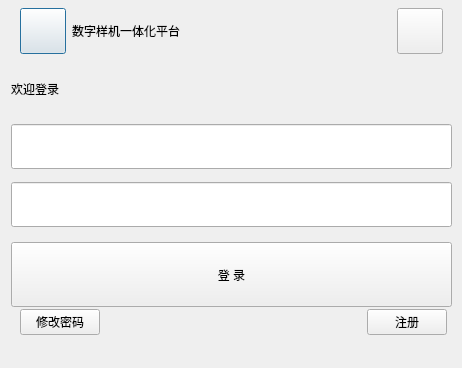
jiaqingguo/DI, file digitalIntegration/LoginDialog.ui: the form before one commit.
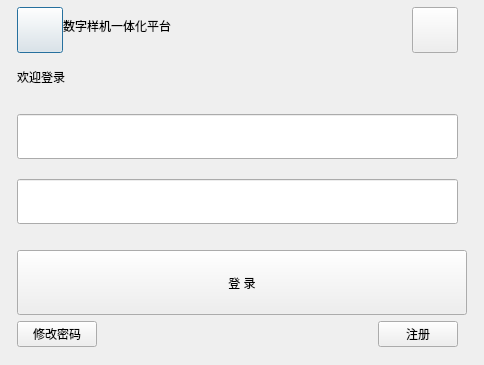
The form after the commit.

Commit message: 调整登录界面ui

Diff of the .ui file:
```diff
--- a/digitalIntegration/LoginDialog.ui
+++ b/digitalIntegration/LoginDialog.ui
@@ -6,8 +6,8 @@
    <rect>
     <x>0</x>
     <y>0</y>
-    <width>462</width>
-    <height>368</height>
+    <width>484</width>
+    <height>365</height>
    </rect>
   </property>
   <property name="minimumSize">
@@ -23,6 +23,9 @@
    <property name="topMargin">
     <number>0</number>
    </property>
+   <property name="bottomMargin">
+    <number>0</number>
+   </property>
    <item row="0" column="0">
     <widget class="QStackedWidget" name="stackedWidget">
      <property name="minimumSize">
@@ -46,26 +49,41 @@
         <number>0</number>
        </property>
        <property name="topMargin">
-        <number>5</number>
+        <number>0</number>
+       </property>
+       <property name="rightMargin">
+        <number>9</number>
+       </property>
+       <property name="bottomMargin">
+        <number>0</number>
        </property>
        <item row="0" column="0">
         <widget class="QWidget" name="widgetTitle" native="true">
          <property name="minimumSize">
           <size>
            <width>0</width>
-           <height>55</height>
+           <height>46</height>
           </size>
          </property>
          <property name="maximumSize">
           <size>
            <width>16777215</width>
-           <height>16777215</height>
+           <height>46</height>
           </size>
          </property>
          <layout class="QHBoxLayout" name="horizontalLayout_3">
+          <property name="spacing">
+           <number>0</number>
+          </property>
+          <property name="leftMargin">
+           <number>0</number>
+          </property>
           <property name="topMargin">
            <number>0</number>
           </property>
+          <property name="rightMargin">
+           <number>0</number>
+          </property>
           <item>
            <widget class="QPushButton" name="BtnIcon">
             <property name="minimumSize">
@@ -135,17 +153,23 @@
        </item>
        <item row="1" column="0">
         <layout class="QGridLayout" name="gridLayout_2">
+         <property name="leftMargin">
+          <number>0</number>
+         </property>
          <property name="topMargin">
-          <number>10</number>
+          <number>0</number>
+         </property>
+         <property name="rightMargin">
+          <number>0</number>
          </property>
          <property name="bottomMargin">
           <number>0</number>
          </property>
          <property name="horizontalSpacing">
-          <number>6</number>
+          <number>0</number>
          </property>
          <property name="verticalSpacing">
-          <number>25</number>
+          <number>20</number>
          </property>
          <item row="0" column="0">
           <widget class="QLabel" name="lblUser">
@@ -198,7 +222,7 @@
        <item row="2" column="0">
         <layout class="QVBoxLayout" name="verticalLayout_2">
          <property name="spacing">
-          <number>2</number>
+          <number>6</number>
          </property>
          <property name="leftMargin">
           <number>0</number>
@@ -209,11 +233,14 @@
          <property name="rightMargin">
           <number>0</number>
          </property>
+         <property name="bottomMargin">
+          <number>10</number>
+         </property>
          <item>
           <widget class="QPushButton" name="btnLogin">
            <property name="minimumSize">
             <size>
-             <width>440</width>
+             <width>450</width>
              <height>65</height>
             </size>
            </property>
@@ -228,13 +255,13 @@
             <number>6</number>
            </property>
            <property name="leftMargin">
-            <number>9</number>
+            <number>0</number>
            </property>
            <property name="rightMargin">
-            <number>5</number>
+            <number>0</number>
            </property>
            <property name="bottomMargin">
-            <number>9</number>
+            <number>0</number>
            </property>
            <item>
             <widget class="QPushButton" name="btnChangePassword">
```
The commit also changes 2 other files.
